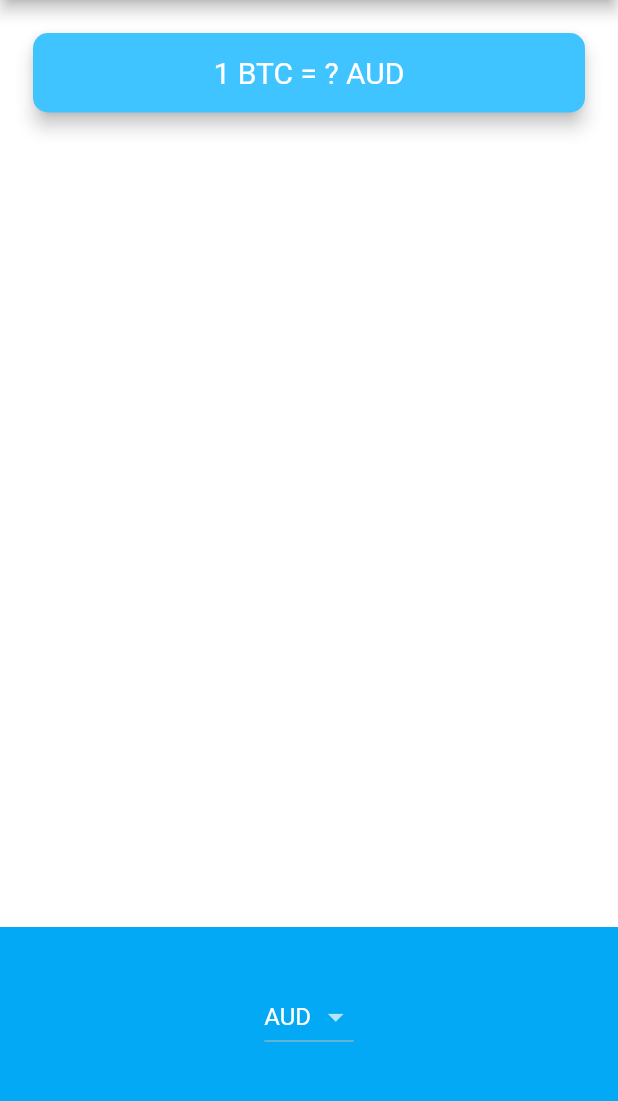
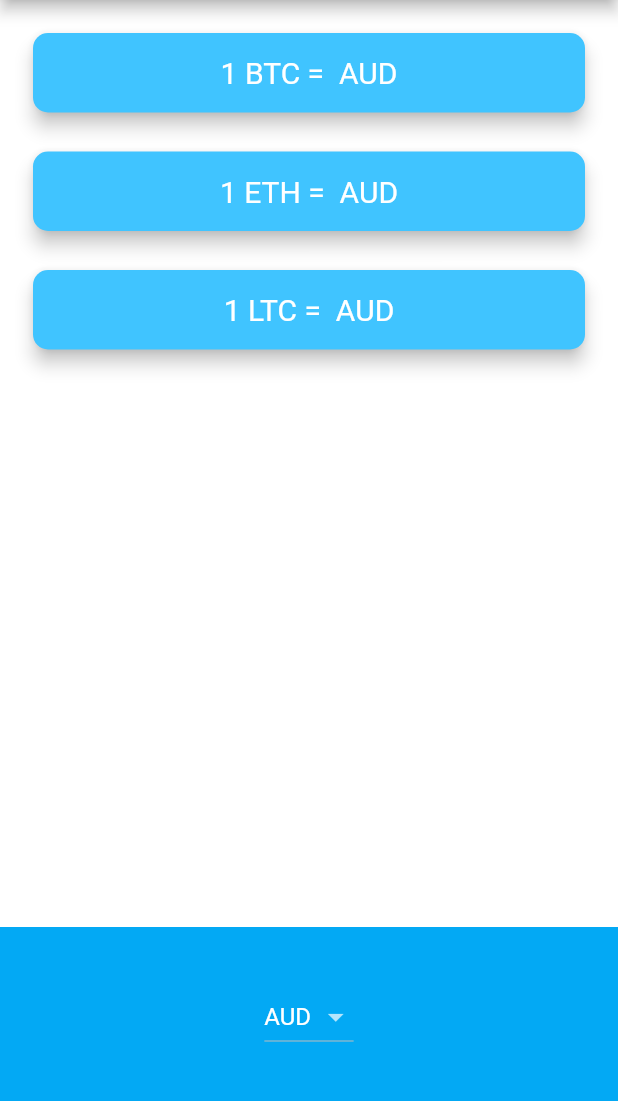
Before and after one commit to Anna-K-S/bitcoin_ticker, a Flutter app: the screen it shows after launch, on a phone screen of 412 x 824 dp, the part 84-1185 px from its top. Run offline on Flutter 3.47's test engine with Material 2 defaults, Android fonts, the phone set to English and light mode, and no system bars; our stand-ins replace dio.

Commit message:
и
Создан класс CryptoCard для отображения валют. Создан api класс для GET запроса на курс валют. Класс AllCurrentRates для работы с курсом валют полученных через JSON. Класс Rates используется в связке с AllCurrentRates, который обрабатывает данные JSON для получения текущих курсов валют.

```diff
--- /dev/null
+++ b/lib/all_current_rates.dart
@@ -0,0 +1,19 @@
+import 'package:bitcoin_ticker/rates.dart';
+
+class AllCurrentRates {
+  final String assetIdBase;
+  final List<Rates> rates;
+
+  AllCurrentRates({
+    required this.assetIdBase,
+    required this.rates,
+  });
+  factory AllCurrentRates.fromJson(Map<String, dynamic> json) {
+    final ratesJson = json['rates'] as List<dynamic>;
+
+    return AllCurrentRates(
+      assetIdBase: json['asset_id_base'] as String,
+      rates: ratesJson.map((json) => Rates.fromJson(json as Map<String, dynamic>)).toList(),
+    );
+  }
+}
--- /dev/null
+++ b/lib/api.dart
@@ -0,0 +1,30 @@
+import 'package:bitcoin_ticker/all_current_rates.dart';
+import 'package:dio/dio.dart';
+
+const _basePath = 'https://rest.coinapi.io';
+const _key = '6586015C-0671-4ABB-A824-E718E4AE72BF';
+
+class CoinApi {
+  final Dio _dio = Dio(
+    BaseOptions(
+      baseUrl: _basePath,
+    ),
+  );
+  Future<AllCurrentRates> getPrice(
+    String assetIdBase,
+  ) async {
+    final response = await _dio.get(
+      '/v1/exchangerate/$assetIdBase/?invert=false',
+      options: Options(
+        headers: <String, String>{'X-CoinAPI-Key': '$_key'},
+      ),
+    );
+
+    if (response.statusCode != 200)
+      throw Exception('error status code is ${response.statusCode}');
+
+    final json = response.data as Map<String, dynamic>;
+    final result = AllCurrentRates.fromJson(json);
+    return result;
+  }
+}
--- a/lib/coin_data.dart
+++ b/lib/coin_data.dart
@@ -27,6 +27,3 @@ enum Crypto {
   eth,
   ltc,
 }
-
-
-class CoinData {}
--- /dev/null
+++ b/lib/crypto_card.dart
@@ -0,0 +1,40 @@
+import 'package:flutter/material.dart';
+
+class CryptoCard extends StatelessWidget {
+  const CryptoCard({
+    super.key,
+    // required this.value,
+    required this.selectedCurrency,
+    required this.selectedCrypto
+
+  });
+
+  // final String value;
+  final String selectedCurrency;
+  final String selectedCrypto;
+
+  @override
+  Widget build(BuildContext context) {
+    return Padding(
+      padding: const EdgeInsets.fromLTRB(18.0, 18.0, 18.0, 0),
+      child: Card(
+        color: Colors.lightBlueAccent,
+        elevation: 5.0,
+        shape: RoundedRectangleBorder(
+          borderRadius: BorderRadius.circular(10.0),
+        ),
+        child: Padding(
+          padding: const EdgeInsets.symmetric(vertical: 15.0, horizontal: 28.0),
+          child: Text(
+            '1 $selectedCrypto =  $selectedCurrency',
+            textAlign: TextAlign.center,
+            style: const TextStyle(
+              fontSize: 20.0,
+              color: Colors.white,
+            ),
+          ),
+        ),
+      ),
+    );
+  }
+}
--- a/lib/price_screen.dart
+++ b/lib/price_screen.dart
@@ -1,3 +1,6 @@
+import 'package:bitcoin_ticker/crypto_card.dart';
+
+import 'api.dart';
 import 'package:flutter/material.dart';
 import 'coin_data.dart';
 import 'android_dropdown.dart';
@@ -13,15 +16,17 @@ class PriceScreen extends StatefulWidget {
 
 class _PriceScreenState extends State<PriceScreen> {
   late Currency _selectedCurrency;
+  final  _selectedCrypto = Crypto.values;
+  // final _crypto = Crypto.values;
   final _firstCurrency = Currency.values.first;
-  final List<Currency> _currenciesList = Currency.values.toList();
+  // final _api = CoinApi();
 
   @override
   void initState() {
     super.initState();
     // установка начального значения для выбранной валюты
-    _selectedCurrency =
-        _firstCurrency;
+    _selectedCurrency = _firstCurrency;
+    // _selectedCrypto = _crypto as Crypto;
   }
 
   @override
@@ -34,26 +39,42 @@ class _PriceScreenState extends State<PriceScreen> {
         mainAxisAlignment: MainAxisAlignment.spaceBetween,
         crossAxisAlignment: CrossAxisAlignment.stretch,
         children: <Widget>[
+          Column(
+            crossAxisAlignment: CrossAxisAlignment.stretch,
+            children: <Widget>[
+              CryptoCard(
+                selectedCurrency: _selectedCurrency.name.toUpperCase(),
+                selectedCrypto: _selectedCrypto[0].name.toUpperCase(),
+              ),
+              CryptoCard(
+                selectedCurrency: _selectedCurrency.name.toUpperCase(),
+                selectedCrypto: _selectedCrypto[1].name.toUpperCase(),
+              ),
+              CryptoCard(
+                selectedCurrency: _selectedCurrency.name.toUpperCase(),
+                 selectedCrypto:_selectedCrypto[2].name.toUpperCase(), ),
+            ],
+          ),
           Padding(
-            padding: const EdgeInsets.fromLTRB(18.0, 18.0, 18.0, 0),
-            child: Card(
-              color: Colors.lightBlueAccent,
-              elevation: 5.0,
-              shape: RoundedRectangleBorder(
-                borderRadius: BorderRadius.circular(10.0),
-              ),
-              child: Padding(
             padding: const EdgeInsets.symmetric(
                 vertical: 15.0, horizontal: 28.0),
-                child: Text(
-                  '1 BTC = ? ${_selectedCurrency.name.toUpperCase()}',
+            child: FutureBuilder(
+              // future: _api.getPrice(_selectedCrypto.name),
+              builder: (context, snapshot) {
+                if (snapshot.hasData) {
+                  final price = snapshot.data;
+
+                  return Text(
+                    '1 ${_selectedCrypto} = ${price.toString()}  ${_selectedCurrency.name.toUpperCase()}',
                     textAlign: TextAlign.center,
                     style: const TextStyle(
                       fontSize: 20.0,
                       color: Colors.white,
                     ),
-                ),
-              ),
+                  );
+                }
+                return Text('error');
+              },
             ),
           ),
           Container(
--- a/pubspec.yaml
+++ b/pubspec.yaml
@@ -35,6 +35,8 @@ dependencies:
   # The following adds the Cupertino Icons font to your application.
   # Use with the CupertinoIcons class for iOS style icons.
   cupertino_icons: ^1.0.2
+  dio: ^5.2.1+1
+  http: ^0.13.6
 
 dev_dependencies:
   flutter_test:
```
Also changed, not shown: lib/rates.dart (added, +19 -0 lines), pubspec.lock, 1 other file. Lines whose indentation alone changed are shown as unchanged.
